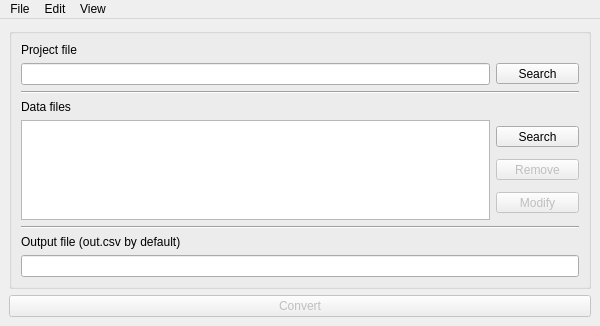
First picture: the form in gui/mainwindow.ui, repository OSUDSL/pydre, before the edit.
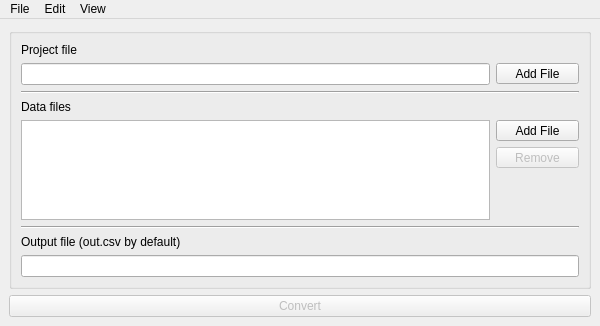
Second picture: the form after the edit.

Commit message: Added icon and changed search to Add File

The edit to the form file:
```diff
--- a/gui/mainwindow.ui
+++ b/gui/mainwindow.ui
@@ -57,7 +57,7 @@
             <string notr="true">width: 75%;</string>
            </property>
            <property name="text">
-            <string>Search</string>
+            <string>Add File</string>
            </property>
           </widget>
          </item>
@@ -84,17 +84,17 @@
          </item>
          <item>
           <layout class="QVBoxLayout" name="verticalLayout_2">
-           <item>
+           <item alignment="Qt::AlignTop">
             <widget class="QToolButton" name="dfile_btn">
              <property name="styleSheet">
               <string notr="true">width: 75%;</string>
              </property>
              <property name="text">
-              <string>Search</string>
+              <string>Add File</string>
              </property>
             </widget>
            </item>
-           <item>
+           <item alignment="Qt::AlignTop">
             <widget class="QToolButton" name="remove_btn">
              <property name="enabled">
               <bool>false</bool>
@@ -108,17 +108,17 @@
             </widget>
            </item>
            <item>
-            <widget class="QToolButton" name="modify_btn">
-             <property name="enabled">
-              <bool>false</bool>
+            <spacer name="verticalSpacer">
+             <property name="orientation">
+              <enum>Qt::Vertical</enum>
              </property>
-             <property name="styleSheet">
-              <string notr="true">width: 75%;</string>
+             <property name="sizeHint" stdset="0">
+              <size>
+               <width>20</width>
+               <height>40</height>
+              </size>
              </property>
-             <property name="text">
-              <string>Modify</string>
-             </property>
-            </widget>
+            </spacer>
            </item>
           </layout>
          </item>
```
The commit also changes 6 other files.
